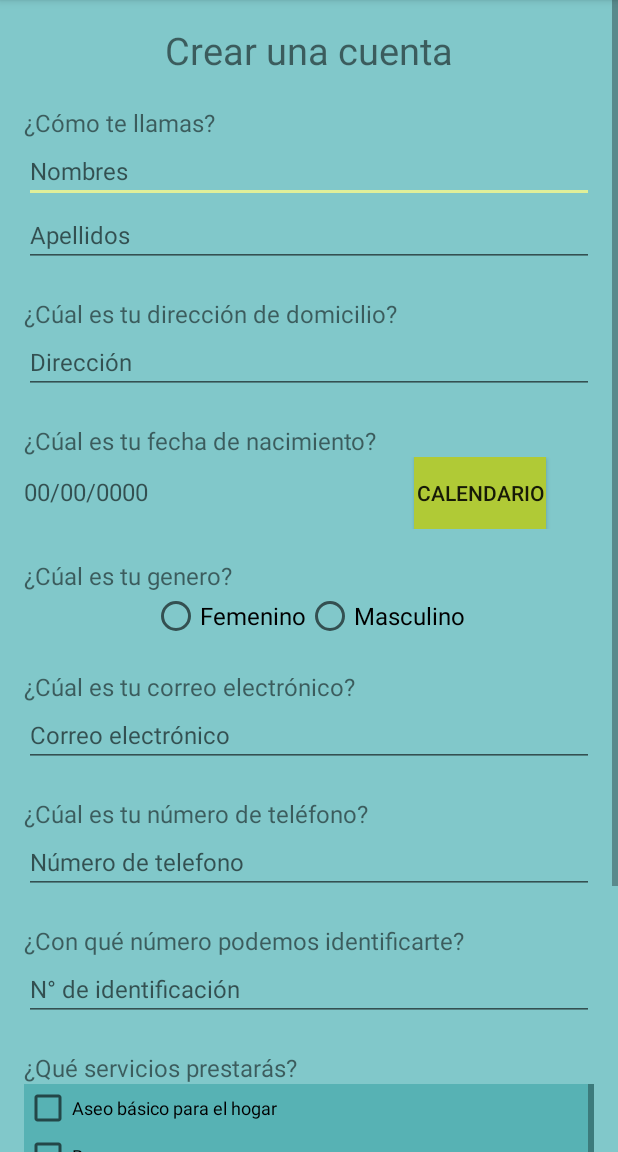
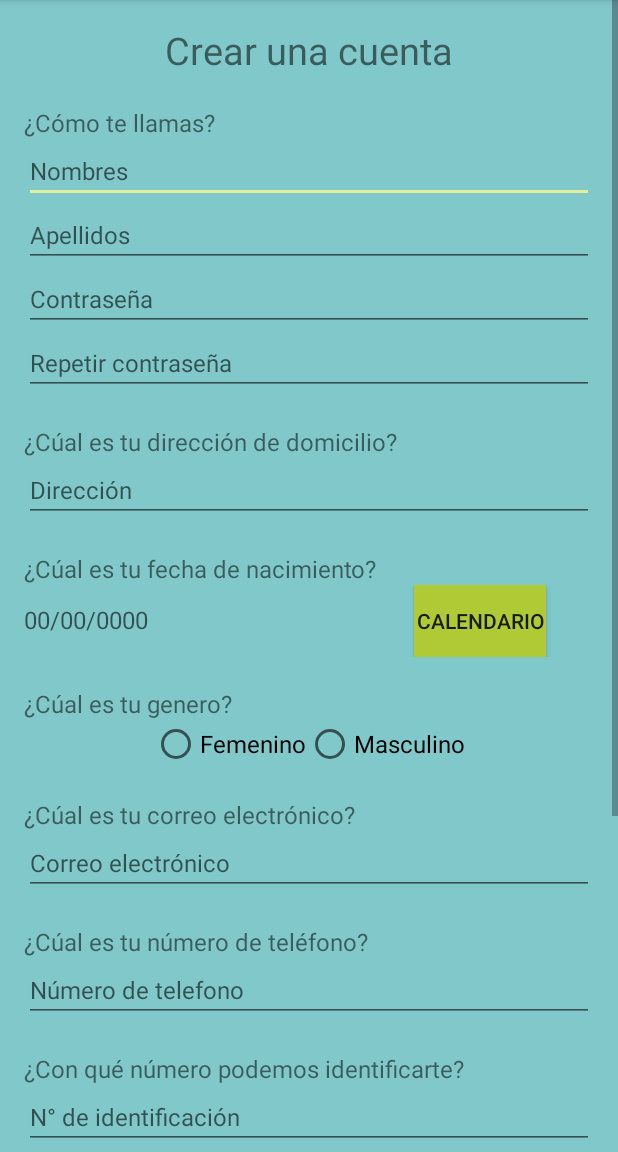
Before and after one commit to dianaitr/ProyectoAppsMoviles, an Android app: the RegisterEmployeeActivity screen opened directly, with no data from a screen before it, on a phone screen of 412 x 824 dp, the part 84-1236 px from its top. Run offline under Robolectric (Android 15) with nearby library versions, the phone set to English and light mode, and no system bars; our stand-ins replace Firebase (no records; nobody signed in at launch, a user with empty details on screens opened directly).

Commit message:
Agrego atributos de contraseña en registro de empleado

```diff
--- a/app/src/main/AndroidManifest.xml
+++ b/app/src/main/AndroidManifest.xml
@@ -14,7 +14,8 @@
         android:roundIcon="@mipmap/ic_launcher_round"
         android:supportsRtl="true"
         android:theme="@style/AppTheme">
-        <activity android:name=".employee_activities.PerfilEmpleadoActivity"></activity>
+        <activity android:name=".employee_activities.DisponibilidadEmpleadoActivity"></activity>
+        <activity android:name=".employee_activities.PerfilEmpleadoActivity" />
         <activity android:name=".client_activities.NotificacionClienteActivity" />
 
         <meta-data
--- a/app/src/main/res/layout/activity_register_employee.xml
+++ b/app/src/main/res/layout/activity_register_employee.xml
@@ -52,9 +52,22 @@
         android:textSize="16dp"
         android:id="@+id/txtLastNames"/>
 
+        <EditText
+            android:layout_width="match_parent"
+            android:layout_height="wrap_content"
+            android:hint="Contraseña"
+            android:textSize="16dp"
+            android:id="@+id/txtPassword_Empleado"/>
+        <EditText
+            android:layout_width="match_parent"
+            android:layout_height="wrap_content"
+            android:hint="Repetir contraseña"
+            android:textSize="16dp"
+            android:id="@+id/txt_Re_Password_Empleado"/>
 
 
-    <TextView
+
+        <TextView
         android:layout_width="wrap_content"
         android:layout_height="wrap_content"
         android:text="¿Cúal es tu dirección de domicilio?"
```
Also changed, not shown: app/src/main/java/com/app/icesi/proyectoappsmoviles/employee_activities/DisponibilidadEmpleadoActivity.java (added, +15 -0 lines), app/src/main/res/layout/activity_disponibilidad_empleado.xml (added, +14 -0 lines).
